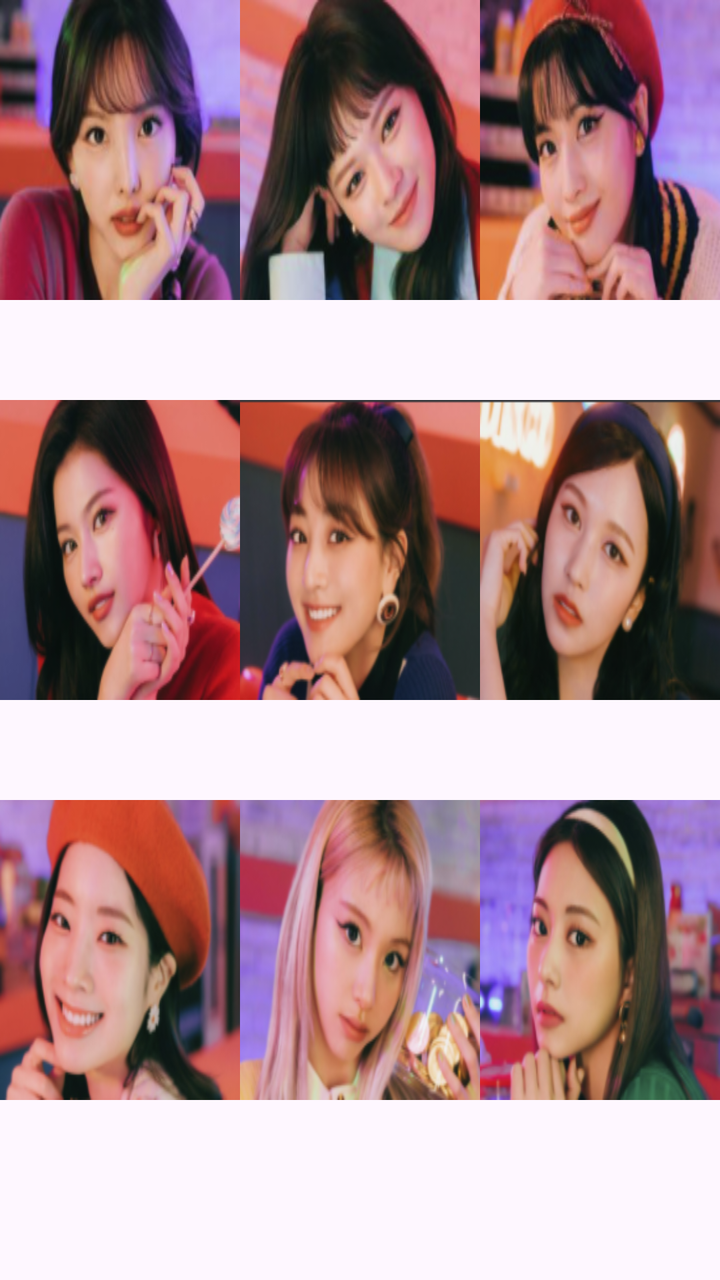
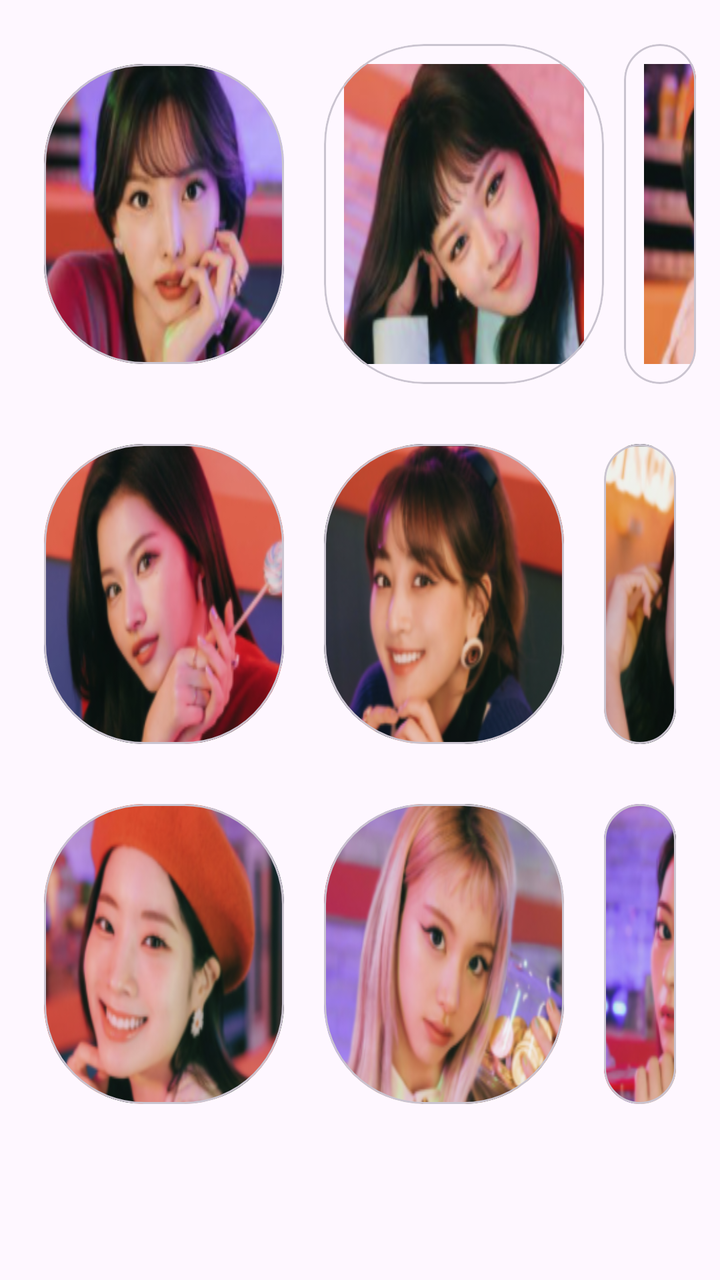

Compare the two renders of this Android layout. The source of the first and the diff that turns it into the second are given below.
<!-- AndroidManifest.xml: application theme Theme.Twice -->
<!-- res/layout/activity_main.xml -->
<?xml version="1.0" encoding="utf-8"?>
<LinearLayout
    xmlns:android="http://schemas.android.com/apk/res/android"
    xmlns:app="http://schemas.android.com/apk/res-auto"
    xmlns:tools="http://schemas.android.com/tools"
    android:id="@+id/main"
    android:layout_width="match_parent"
    android:layout_height="match_parent"
    android:orientation="vertical"
    tools:context=".MainActivity">

    <LinearLayout
        android:layout_width="match_parent"
        android:layout_height="200dp"
        android:orientation="horizontal"
        >
        <ImageView
            android:scaleType="fitXY"
            android:src="@drawable/member_1"
            android:layout_width="120dp"
            android:layout_height="150dp" />
        <ImageView
            android:scaleType="fitXY"
            android:src="@drawable/member_2"
            android:layout_width="120dp"
            android:layout_height="150dp" />
        <ImageView
            android:scaleType="fitXY"
            android:src="@drawable/member_3"
            android:layout_width="120dp"
            android:layout_height="150dp" />
    </LinearLayout>


    <LinearLayout
        android:layout_width="match_parent"
        android:layout_height="200dp">
        <ImageView
            android:scaleType="fitXY"
            android:src="@drawable/member_4"
            android:layout_width="120dp"
            android:layout_height="150dp" />
        <ImageView
            android:scaleType="fitXY"
            android:src="@drawable/member_5"
            android:layout_width="120dp"
            android:layout_height="150dp" />
        <ImageView
            android:scaleType="fitXY"
            android:src="@drawable/member_6"
            android:layout_width="120dp"
            android:layout_height="150dp" />
    </LinearLayout>

    <LinearLayout
        android:layout_width="match_parent"
        android:layout_height="200dp">
        <ImageView
            android:scaleType="fitXY"
            android:src="@drawable/member_7"
            android:layout_width="120dp"
            android:layout_height="150dp" />
        <ImageView
            android:scaleType="fitXY"
            android:src="@drawable/member_8"
            android:layout_width="120dp"
            android:layout_height="150dp" />
        <ImageView
            android:scaleType="fitXY"
            android:src="@drawable/member_9"
            android:layout_width="120dp"
            android:layout_height="150dp" />
    </LinearLayout>
    

</LinearLayout>
<!-- resources referenced by this layout -->
<resources>
  <!-- drawable member_1: png bitmap (drawable, 54599 bytes) -->
  <!-- drawable member_2: png bitmap (drawable, 50215 bytes) -->
  <!-- drawable member_3: png bitmap (drawable, 55229 bytes) -->
  <!-- drawable member_4: png bitmap (drawable, 50584 bytes) -->
  <!-- drawable member_5: png bitmap (drawable, 51548 bytes) -->
  <!-- drawable member_6: png bitmap (drawable, 51977 bytes) -->
  <!-- drawable member_7: png bitmap (drawable, 51793 bytes) -->
  <!-- drawable member_8: png bitmap (drawable, 58394 bytes) -->
  <!-- drawable member_9: png bitmap (drawable, 55193 bytes) -->
  <style name="Theme.Twice" parent="Base.Theme.Twice" />
  <style name="Base.Theme.Twice" parent="Theme.Material3.DayNight.NoActionBar">
          
          
          <item name="windowNoTitle">true</item>
      </style>
</resources>

<!-- the commit's change to res/layout/activity_main.xml (unified diff, before → after) -->
@@ -6,70 +6,134 @@
     android:id="@+id/main"
     android:layout_width="match_parent"
     android:layout_height="match_parent"
+    android:gravity="center_horizontal"
     android:orientation="vertical"
+    android:padding="12dp"
     tools:context=".MainActivity">
 
     <LinearLayout
         android:layout_width="match_parent"
-        android:layout_height="200dp"
-        android:orientation="horizontal"
-        >
-        <ImageView
-            android:scaleType="fitXY"
-            android:src="@drawable/member_1"
-            android:layout_width="120dp"
-            android:layout_height="150dp" />
-        <ImageView
-            android:scaleType="fitXY"
-            android:src="@drawable/member_2"
-            android:layout_width="120dp"
-            android:layout_height="150dp" />
-        <ImageView
-            android:scaleType="fitXY"
-            android:src="@drawable/member_3"
-            android:layout_width="120dp"
-            android:layout_height="150dp" />
+        android:layout_height="wrap_content"
+        android:layout_marginBottom="10dp"
+        android:gravity="center"
+        android:orientation="horizontal">
+        <com.google.android.material.card.MaterialCardView
+            android:layout_width="wrap_content"
+            android:layout_height="wrap_content"
+            android:layout_margin="10dp"
+            app:cardCornerRadius="50dp">
+            <ImageView
+                android:layout_width="120dp"
+                android:layout_height="150dp"
+                android:scaleType="fitXY"
+                android:src="@drawable/member_1" />
+        </com.google.android.material.card.MaterialCardView>
+        <com.google.android.material.card.MaterialCardView
+            android:layout_width="wrap_content"
+            android:layout_height="wrap_content"
+            android:layout_margin="10dp"
+
+            app:cardCornerRadius="50dp">
+            <ImageView
+                android:layout_width="120dp"
+                android:layout_height="150dp"
+                android:scaleType="fitXY"
+                android:layout_margin="10dp"
+                android:src="@drawable/member_2" />
+        </com.google.android.material.card.MaterialCardView>
+        <com.google.android.material.card.MaterialCardView
+            android:layout_width="wrap_content"
+            android:layout_height="wrap_content"
+            app:cardCornerRadius="50dp">
+            <ImageView
+                android:layout_width="120dp"
+                android:layout_height="150dp"
+                android:scaleType="fitXY"
+                android:layout_margin="10dp"
+                android:src="@drawable/member_3" />
+        </com.google.android.material.card.MaterialCardView>
     </LinearLayout>
 
 
     <LinearLayout
         android:layout_width="match_parent"
-        android:layout_height="200dp">
-        <ImageView
-            android:scaleType="fitXY"
-            android:src="@drawable/member_4"
-            android:layout_width="120dp"
-            android:layout_height="150dp" />
-        <ImageView
-            android:scaleType="fitXY"
-            android:src="@drawable/member_5"
-            android:layout_width="120dp"
-            android:layout_height="150dp" />
-        <ImageView
-            android:scaleType="fitXY"
-            android:src="@drawable/member_6"
-            android:layout_width="120dp"
-            android:layout_height="150dp" />
+        android:layout_height="wrap_content"
+        android:layout_marginBottom="10dp"
+        android:gravity="center"
+        android:orientation="horizontal">
+        <com.google.android.material.card.MaterialCardView
+            android:layout_width="wrap_content"
+            android:layout_height="wrap_content"
+            android:layout_margin="10dp"
+            app:cardCornerRadius="50dp">
+            <ImageView
+                android:layout_width="120dp"
+                android:layout_height="150dp"
+                android:scaleType="fitXY"
+                android:src="@drawable/member_4" />
+        </com.google.android.material.card.MaterialCardView>
+        <com.google.android.material.card.MaterialCardView
+            android:layout_width="wrap_content"
+            android:layout_height="wrap_content"
+            android:layout_margin="10dp"
+            app:cardCornerRadius="50dp">
+            <ImageView
+                android:layout_width="120dp"
+                android:layout_height="150dp"
+                android:scaleType="fitXY"
+                android:src="@drawable/member_5" />
+        </com.google.android.material.card.MaterialCardView>
+        <com.google.android.material.card.MaterialCardView
+            android:layout_width="wrap_content"
+            android:layout_height="wrap_content"
+            android:layout_margin="10dp"
+            app:cardCornerRadius="50dp">
+            <ImageView
+                android:layout_width="120dp"
+                android:layout_height="150dp"
+                android:scaleType="fitXY"
+                android:src="@drawable/member_6" />
+        </com.google.android.material.card.MaterialCardView>
     </LinearLayout>
 
     <LinearLayout
         android:layout_width="match_parent"
-        android:layout_height="200dp">
-        <ImageView
-            android:scaleType="fitXY"
-            android:src="@drawable/member_7"
-            android:layout_width="120dp"
-            android:layout_height="150dp" />
-        <ImageView
-            android:scaleType="fitXY"
-            android:src="@drawable/member_8"
-            android:layout_width="120dp"
-            android:layout_height="150dp" />
-        <ImageView
-            android:scaleType="fitXY"
-            android:src="@drawable/member_9"
-            android:layout_width="120dp"
-            android:layout_height="150dp" />
+        android:layout_height="wrap_content"
+        android:gravity="center"
+        android:orientation="horizontal">
+        <com.google.android.material.card.MaterialCardView
+            android:layout_width="wrap_content"
+            android:layout_height="wrap_content"
+                android:layout_margin="10dp"
+            app:cardCornerRadius="50dp">
+            <ImageView
+                android:layout_width="120dp"
+                android:layout_height="150dp"
+                android:scaleType="fitXY"
+                android:src="@drawable/member_7" />
+        </com.google.android.material.card.MaterialCardView>
+        <com.google.android.material.card.MaterialCardView
+            android:layout_width="wrap_content"
+            android:layout_height="wrap_content"
+            android:layout_margin="10dp"
+            app:cardCornerRadius="50dp">
+            <ImageView
+                android:layout_width="120dp"
+                android:layout_height="150dp"
+                android:scaleType="fitXY"
+                android:src="@drawable/member_8" />
+        </com.google.android.material.card.MaterialCardView>
+        <com.google.android.material.card.MaterialCardView
+            android:layout_width="wrap_content"
+            android:layout_height="wrap_content"
+            android:layout_margin="10dp"
+            app:cardCornerRadius="50dp">
+            <ImageView
+                android:layout_width="120dp"
+                android:layout_height="150dp"
+                android:scaleType="fitXY"
+                android:src="@drawable/member_9" />
+        </com.google.android.material.card.MaterialCardView>
     </LinearLayout>
     
 
